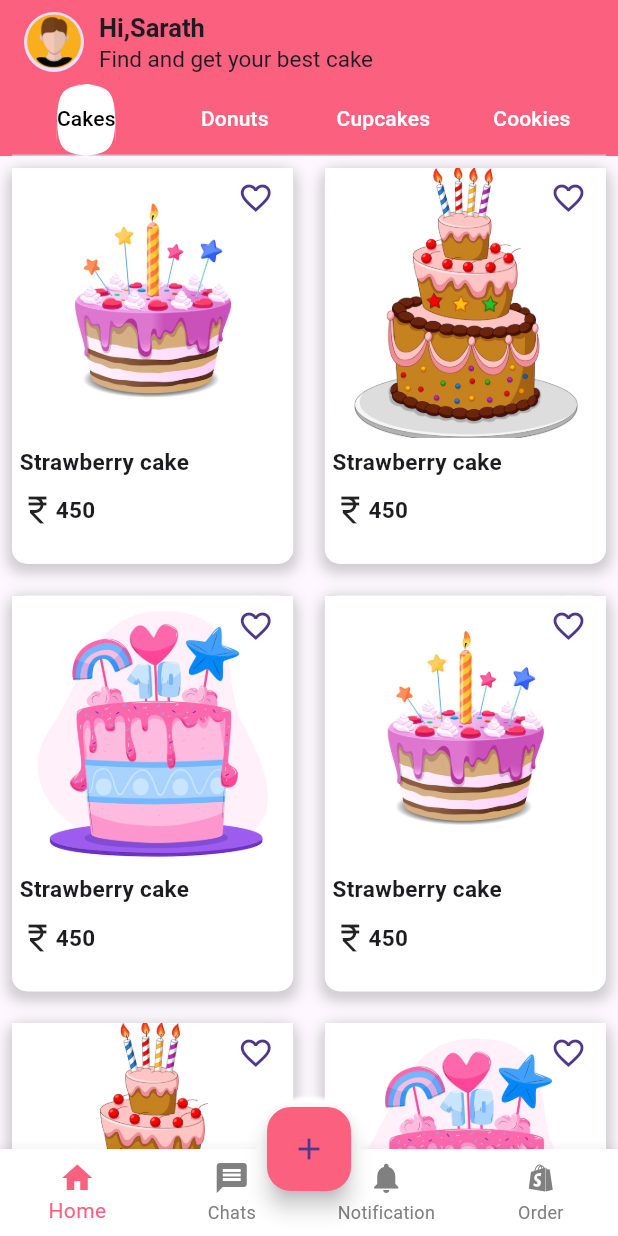
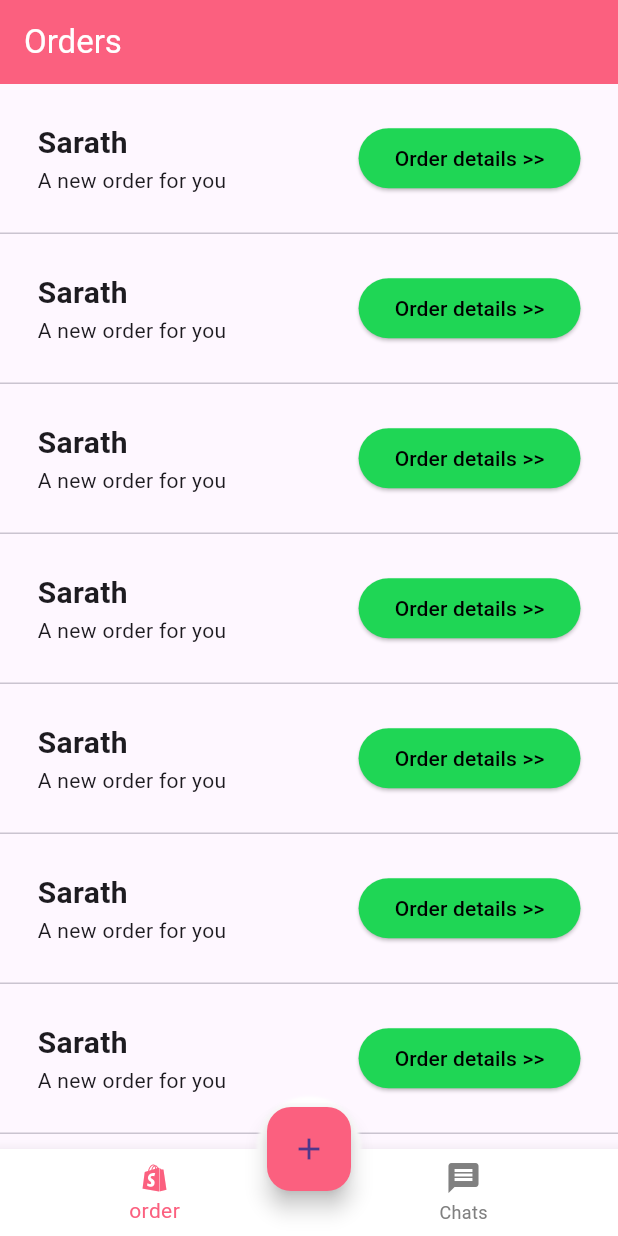
Before and after one commit to Sarathc2004/Cake-ordering-app, a Flutter app: the cakemakernavscreen screen opened directly, on a phone screen of 412 x 824 dp. Run offline on Flutter 3.47's test engine with Material 3 defaults, Android fonts, the phone set to English and light mode, and no system bars; our stand-ins replace firebase_auth, firebase_core, google_fonts, smooth_page_indicator; accounts and stored records are empty; Roboto replaces fonts that are missing (Aleo).

Commit message:
ordersscreen created

```diff
--- a/lib/controller/cakemakernavcontroller/cakemakernavcontroller.dart
+++ b/lib/controller/cakemakernavcontroller/cakemakernavcontroller.dart
@@ -1,15 +1,11 @@
 import 'package:final_main_project/view/chatscreen/chatscreen.dart';
-import 'package:final_main_project/view/favouritescreen/favouritescreen.dart';
-import 'package:final_main_project/view/homescreen/homescreen.dart';
-import 'package:final_main_project/view/profilescreen/profilescreen.dart';
+import 'package:final_main_project/view/orders_screen/ordersscreen.dart';
 import 'package:flutter/material.dart';
 
 class cakemakernavbarcontroller with ChangeNotifier {
   List<Widget> widgetlist = [
-    Homescreen(),
+    Ordersscreen(),
     Chatscreen(),
-    Favouritescreen(),
-    Profilescreen()
   ];
   int selectedindex = 0;
   Onnavtap(int index) {
--- a/lib/utils/colorconstant/colorconstant.dart
+++ b/lib/utils/colorconstant/colorconstant.dart
@@ -6,4 +6,6 @@ class colorconstant {
   static Color primaryrose = Color(0xfffb607f);
   static Color primarygray = Color(0xff808080);
   static Color primaryblue = Color(0xff0000ff);
+  static Color primarygreen = Color(0xff1fd655);
+  static Color primaryred = Color(0xffB01C1C);
 }
--- a/lib/view/cakemakersnavscreen/cakemakernavscreen.dart
+++ b/lib/view/cakemakersnavscreen/cakemakernavscreen.dart
@@ -41,24 +41,14 @@ class _BottomnavscreenState extends State<cakemakernavscreen> {
           items: [
             BottomNavigationBarItem(
               backgroundColor: colorconstant.primaryrose,
-              icon: Icon(Icons.home),
-              label: "Home",
+              icon: Icon(Icons.shopify_rounded),
+              label: "order",
             ),
             BottomNavigationBarItem(
               backgroundColor: colorconstant.primaryrose,
               icon: Icon(Icons.message),
               label: "Chats",
             ),
-            BottomNavigationBarItem(
-              backgroundColor: colorconstant.primaryrose,
-              icon: Icon(Icons.notifications),
-              label: "Notification",
-            ),
-            BottomNavigationBarItem(
-              backgroundColor: colorconstant.primaryrose,
-              icon: Icon(Icons.shopify_rounded),
-              label: "Order",
-            )
           ],
           currentIndex: cakenavbarcontroller.selectedindex,
           onTap: (value) {
--- /dev/null
+++ b/lib/view/orders_screen/ordersscreen.dart
@@ -0,0 +1,34 @@
+import 'package:final_main_project/utils/colorconstant/colorconstant.dart';
+import 'package:final_main_project/view/orders_screen/widgetcard/orderscreencard.dart';
+import 'package:flutter/material.dart';
+
+class Ordersscreen extends StatelessWidget {
+  const Ordersscreen({super.key});
+
+  @override
+  Widget build(BuildContext context) {
+    return Scaffold(
+      appBar: AppBar(
+        backgroundColor: colorconstant.primaryrose,
+        title: Text(
+          "Orders",
+          style: TextStyle(color: colorconstant.primarywhite),
+        ),
+      ),
+      body: SingleChildScrollView(
+        child: Column(
+          children: [
+            ListView.separated(
+                itemCount: 10,
+                physics: NeverScrollableScrollPhysics(),
+                shrinkWrap: true,
+                itemBuilder: (context, index) => orderscreencard(),
+                separatorBuilder: (context, index) => Divider(
+                      height: 1,
+                    ))
+          ],
+        ),
+      ),
+    );
+  }
+}
--- /dev/null
+++ b/lib/view/orders_screen/widgetcard/orderscreencard.dart
@@ -0,0 +1,45 @@
+import 'package:final_main_project/utils/colorconstant/colorconstant.dart';
+import 'package:final_main_project/view/orders_screen/orderdetailsscreen.dart';
+import 'package:flutter/material.dart';
+
+class orderscreencard extends StatelessWidget {
+  const orderscreencard({super.key});
+
+  @override
+  Widget build(BuildContext context) {
+    return Container(
+      padding: EdgeInsets.all(25),
+      child: Row(
+        mainAxisAlignment: MainAxisAlignment.spaceBetween,
+        children: [
+          Column(
+            mainAxisAlignment: MainAxisAlignment.start,
+            crossAxisAlignment: CrossAxisAlignment.start,
+            children: [
+              Text(
+                "Sarath",
+                style: TextStyle(fontSize: 20, fontWeight: FontWeight.bold),
+              ),
+              Text("A new order for you")
+            ],
+          ),
+          ElevatedButton(
+              style: ButtonStyle(
+                  backgroundColor:
+                      MaterialStatePropertyAll(colorconstant.primarygreen)),
+              onPressed: () {
+                Navigator.push(
+                    context,
+                    MaterialPageRoute(
+                      builder: (context) => Orderdetailsscreen(),
+                    ));
+              },
+              child: Text(
+                "Order details >>",
+                style: TextStyle(color: colorconstant.primaryblack),
+              ))
+        ],
+      ),
+    );
+  }
+}
--- a/lib/view/tapdetailscreen/tapdetailscreen.dart
+++ b/lib/view/tapdetailscreen/tapdetailscreen.dart
@@ -80,7 +80,7 @@ class tapdetailscreencard extends StatelessWidget {
                                 height: 200,
                                 width: 300,
                                 child: Image.asset(
-                                  "assets/images/splashcake1.webp",
+                                  "assets/imagescake.jpeg",
                                   fit: BoxFit.cover,
                                 ),
                               ),
```
Also changed, not shown: lib/model/ordersmodel.dart (added, +17 -0 lines), lib/view/orders_screen/orderdetailsscreen.dart (added, +91 -0 lines), lib/view/orders_screen/widgetcard/orderdetailcard.dart (added, +55 -0 lines).
